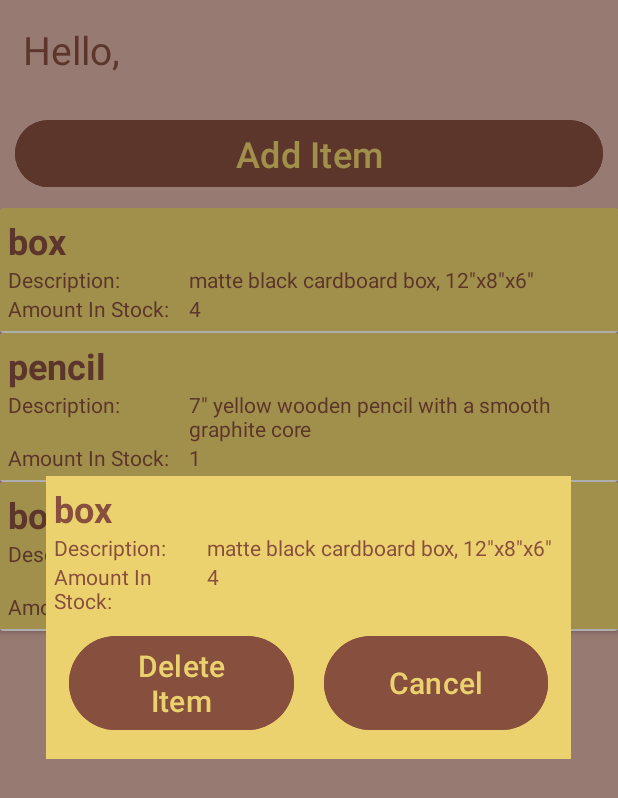
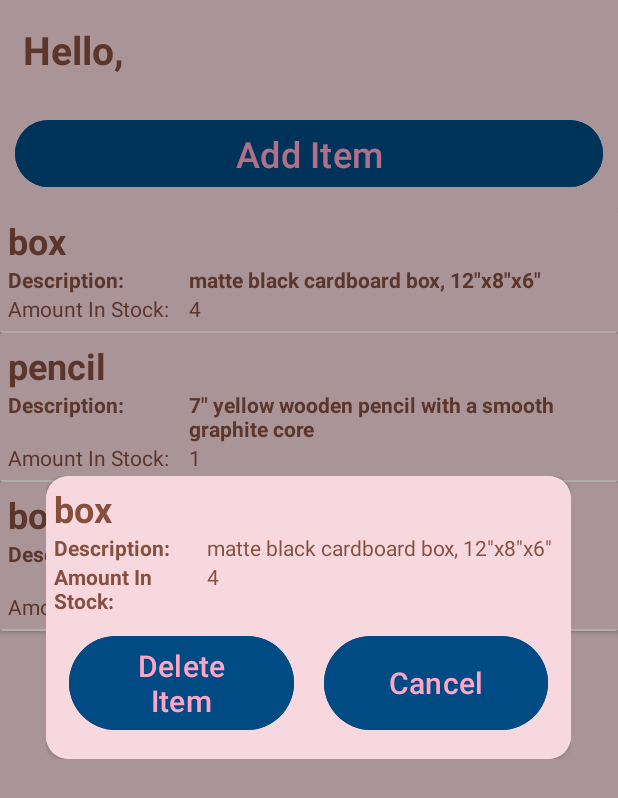
Before and after one commit to hadarasher/shopApp_android, an Android app: the ShopFragment screen opened through its navigation route, after a tap on "box", on a phone screen of 412 x 824 dp. Shown: the top 798 px of the screen. Run offline under Robolectric (Android 15) with nearby library versions, the phone set to English and light mode, and no system bars.

Commit message:
change logo and theme

```diff
--- a/app/src/main/AndroidManifest.xml
+++ b/app/src/main/AndroidManifest.xml
@@ -6,9 +6,9 @@
         android:allowBackup="true"
         android:dataExtractionRules="@xml/data_extraction_rules"
         android:fullBackupContent="@xml/backup_rules"
-        android:icon="@mipmap/ic_launcher"
+        android:icon="@drawable/logo"
         android:label="@string/app_name"
-        android:roundIcon="@mipmap/ic_launcher_round"
+        android:roundIcon="@drawable/logo"
         android:supportsRtl="false"
         android:theme="@style/Theme.ShopApp"
         tools:targetApi="31">
--- a/app/src/main/java/com/example/shopapp/fragments/ShopFragment.java
+++ b/app/src/main/java/com/example/shopapp/fragments/ShopFragment.java
@@ -25,20 +25,9 @@ import com.example.shopapp.data.MyData;
 
 import java.util.ArrayList;
 
-/**
- * A simple {@link Fragment} subclass.
- * Use the {@link ShopFragment#newInstance} factory method to
- * create an instance of this fragment.
- */
+
 public class ShopFragment extends Fragment implements SelectListener {
 
-    // TODO: Rename parameter arguments, choose names that match
-    // the fragment initialization parameters, e.g. ARG_ITEM_NUMBER
-    private static final String ARG_PARAM1 = "param1";
-    private static final String ARG_PARAM2 = "param2";
-
-    // TODO: Rename and change types of parameters
-    private String mParam1;
     private String username;
     private CustomAdapter adapter;
     private ArrayList<ItemDataModel> dataSet;
@@ -50,30 +39,16 @@ public class ShopFragment extends Fragment implements SelectListener {
         // Required empty public constructor
     }
 
-    /**
-     * Use this factory method to create a new instance of
-     * this fragment using the provided parameters.
-     *
-     * @param param1 Parameter 1.
-     * @param param2 Parameter 2.
-     * @return A new instance of fragment ShopFragment.
-     */
-    // TODO: Rename and change types and number of parameters
-    public static ShopFragment newInstance(String param1, String param2) {
+
+    public static ShopFragment newInstance() {
         ShopFragment fragment = new ShopFragment();
-        Bundle args = new Bundle();
-        args.putString(ARG_PARAM1, param1);
-        args.putString(ARG_PARAM2, param2);
-        fragment.setArguments(args);
+
         return fragment;
     }
 
     @Override
     public void onCreate(Bundle savedInstanceState) {
         super.onCreate(savedInstanceState);
-        if (getArguments() != null) {
-            mParam1 = getArguments().getString(ARG_PARAM1);
-        }
     }
 
     @Override
@@ -118,8 +93,6 @@ public class ShopFragment extends Fragment implements SelectListener {
                 Navigation.findNavController(view).navigate(R.id.action_shopFragment_to_addItemFragment,bundle);
             }
         });
-
-
         return view;
     }
 
--- a/app/src/main/res/layout/card_item_layout.xml
+++ b/app/src/main/res/layout/card_item_layout.xml
@@ -10,7 +10,7 @@
         android:orientation="vertical"
         android:padding="5dp"
         android:layout_marginBottom="1dp"
-        android:background="@color/yellow">
+        android:background="@color/soft_pink">
 
         <TextView
             android:id="@+id/itemNameCardView"
@@ -34,6 +34,7 @@
                 android:layout_height="wrap_content"
                 android:layout_weight="0.7"
                 android:textColor="@color/brown"
+                android:textStyle="bold"
                 android:text="Description: " />
 
             <TextView
@@ -41,6 +42,7 @@
                 android:layout_width="match_parent"
                 android:layout_height="wrap_content"
                 android:textColor="@color/brown"
+                android:textStyle="bold"
                 android:layout_weight="0.3" />
         </LinearLayout>
 
--- a/app/src/main/res/layout/delete_item_dialog_layout.xml
+++ b/app/src/main/res/layout/delete_item_dialog_layout.xml
@@ -1,27 +1,28 @@
 <?xml version="1.0" encoding="utf-8"?>
-<LinearLayout xmlns:android="http://schemas.android.com/apk/res/android"
+<androidx.cardview.widget.CardView xmlns:android="http://schemas.android.com/apk/res/android"
     android:layout_width="350dp"
     android:layout_height="wrap_content"
-    android:orientation="vertical"
-    android:background="@color/yellow"
-    android:layout_gravity="center">
+    xmlns:app="http://schemas.android.com/apk/res-auto"
+    android:layout_gravity="center"
+    app:cardCornerRadius="15dp"
+    android:orientation="vertical">
 
     <LinearLayout
         android:layout_width="match_parent"
         android:layout_height="match_parent"
+        android:background="@color/soft_pink"
         android:orientation="vertical"
-        android:padding="5dp"
-        android:background="@color/yellow">
+        android:padding="5dp">
 
         <TextView
             android:id="@+id/itemNameDialogView"
             android:layout_width="match_parent"
             android:layout_height="wrap_content"
             android:gravity="left"
+            android:textColor="@color/brown"
             android:textDirection="ltr"
-            android:textStyle="bold"
-            android:textColor="@color/brown"
-            android:textSize="24dp"/>
+            android:textSize="24dp"
+            android:textStyle="bold" />
 
         <LinearLayout
             android:id="@+id/descriptionLayout"
@@ -34,15 +35,16 @@
                 android:layout_width="match_parent"
                 android:layout_height="wrap_content"
                 android:layout_weight="0.7"
-                android:textColor="@color/brown"
-                android:text="Description: " />
+                android:text="Description: "
+                android:textStyle="bold"
+                android:textColor="@color/brown" />
 
             <TextView
                 android:id="@+id/descriptionDialogTextView"
                 android:layout_width="match_parent"
                 android:layout_height="wrap_content"
-                android:textColor="@color/brown"
-                android:layout_weight="0.3" />
+                android:layout_weight="0.3"
+                android:textColor="@color/brown" />
         </LinearLayout>
 
         <LinearLayout
@@ -55,16 +57,17 @@
                 android:id="@+id/amountTitleTextView4"
                 android:layout_width="match_parent"
                 android:layout_height="wrap_content"
-                android:textColor="@color/brown"
                 android:layout_weight="0.7"
-                android:text="Amount In Stock:" />
+                android:text="Amount In Stock:"
+                android:textStyle="bold"
+                android:textColor="@color/brown" />
 
             <TextView
                 android:id="@+id/amountDialogTextView"
                 android:layout_width="match_parent"
-                android:textColor="@color/brown"
                 android:layout_height="wrap_content"
-                android:layout_weight="0.3" />
+                android:layout_weight="0.3"
+                android:textColor="@color/brown" />
         </LinearLayout>
 
 
@@ -78,23 +81,23 @@
                 android:id="@+id/buttonDeleteDialog"
                 android:layout_width="match_parent"
                 android:layout_height="wrap_content"
+                android:layout_margin="10dp"
                 android:layout_weight="1"
+                android:backgroundTint="@color/blue"
                 android:text="Delete Item"
-            android:layout_margin="10dp"
-            android:backgroundTint="@color/brown"
-            android:textColor="@color/yellow"
-            android:textSize="20sp"/>
+                android:textColor="@color/light_pink"
+                android:textSize="20sp" />
 
             <Button
                 android:id="@+id/buttonCancelDialog"
                 android:layout_width="match_parent"
                 android:layout_height="match_parent"
+                android:layout_margin="10dp"
                 android:layout_weight="1"
+                android:backgroundTint="@color/blue"
                 android:text="Cancel"
-            android:layout_margin="10dp"
-            android:backgroundTint="@color/brown"
-            android:textColor="@color/yellow"
-            android:textSize="20sp"/>
+                android:textColor="@color/light_pink"
+                android:textSize="20sp" />
         </LinearLayout>
     </LinearLayout>
-</LinearLayout>
+</androidx.cardview.widget.CardView>
--- a/app/src/main/res/layout/fragment_login.xml
+++ b/app/src/main/res/layout/fragment_login.xml
@@ -104,7 +104,7 @@
         android:layout_weight="1"
         android:backgroundTint="@color/brown"
         android:text="Login"
-        android:textColor="@color/yellow"
+        android:textColor="@color/soft_pink"
         android:textStyle="bold"
         android:textSize="30sp"
         app:cornerRadius="15dp" />
@@ -120,7 +120,7 @@
         android:layout_weight="1"
         android:backgroundTint="@color/brown"
         app:cornerRadius="15dp"
-        android:textColor="@color/yellow"
+        android:textColor="@color/soft_pink"
         android:textStyle="bold"
         android:textSize="30sp"
         android:text="Register" />
--- a/app/src/main/res/layout/fragment_shop.xml
+++ b/app/src/main/res/layout/fragment_shop.xml
@@ -4,7 +4,7 @@
     android:layout_width="match_parent"
     android:layout_height="match_parent"
     android:orientation="vertical"
-    android:background="@color/peach"
+    android:background="@color/soft_pink"
     tools:context=".fragments.ShopFragment">
 
     <TextView
@@ -13,6 +13,7 @@
         android:layout_height="wrap_content"
         android:padding="15dp"
         android:text="@string/hello_blank_fragment"
+        android:textStyle="bold"
         android:textColor="@color/brown"
         android:textSize="26sp" />
 
@@ -22,8 +23,8 @@
         android:layout_height="wrap_content"
         android:text="Add Item"
         android:layout_margin="10dp"
-        android:backgroundTint="@color/brown"
-        android:textColor="@color/yellow"
+        android:backgroundTint="@color/blue"
+        android:textColor="@color/light_pink"
         android:textSize="24sp"/>
 
     <androidx.recyclerview.widget.RecyclerView
--- a/app/src/main/res/values/colors.xml
+++ b/app/src/main/res/values/colors.xml
@@ -5,4 +5,9 @@
     <color name="peach">#DDB2A7</color>
     <color name="yellow">#ECD16F</color>
     <color name="brown">#874F3E</color>
+    <color name="blue">#004B84</color>
+    <color name="soft_blue">#FF79C9FA</color>
+    <color name="dark_pink">#DF608F</color>
+    <color name="light_pink">#FFA5C6</color>
+    <color name="soft_pink">#F7D8DE</color>
 </resources>
```
Also changed, not shown: app/src/main/java/com/example/shopapp/fragments/AddItemFragment.java (+6 -32 lines), app/src/main/java/com/example/shopapp/fragments/LoginFragment.java (+2 -17 lines), app/src/main/res/layout/fragment_add_item.xml (+5 -5 lines), app/src/main/res/layout/register_dialog_layout.xml (+4 -6 lines), app/src/main/res/drawable/background.jpg, app/src/main/res/drawable/logo.png (added). Lines whose indentation alone changed are shown as unchanged.
